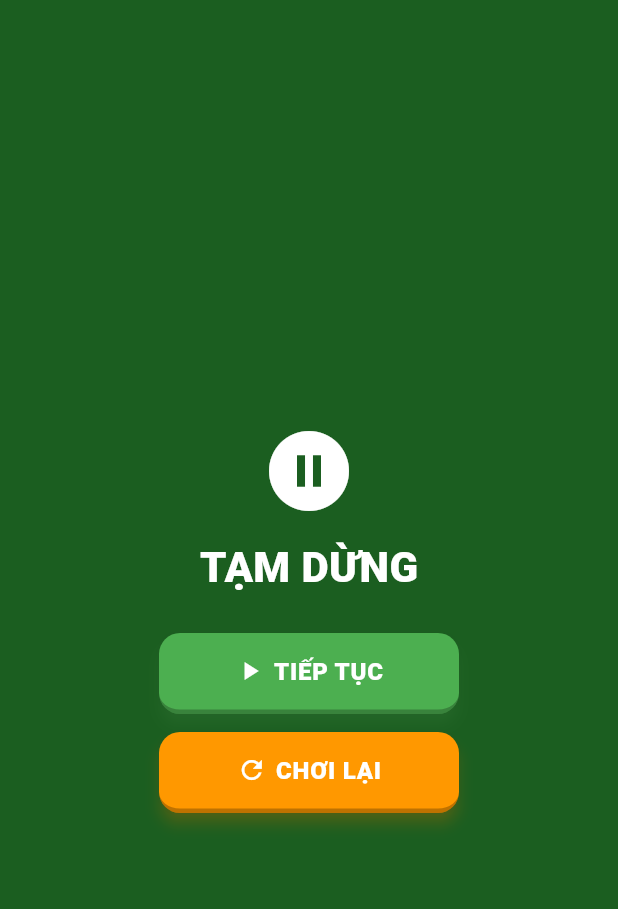
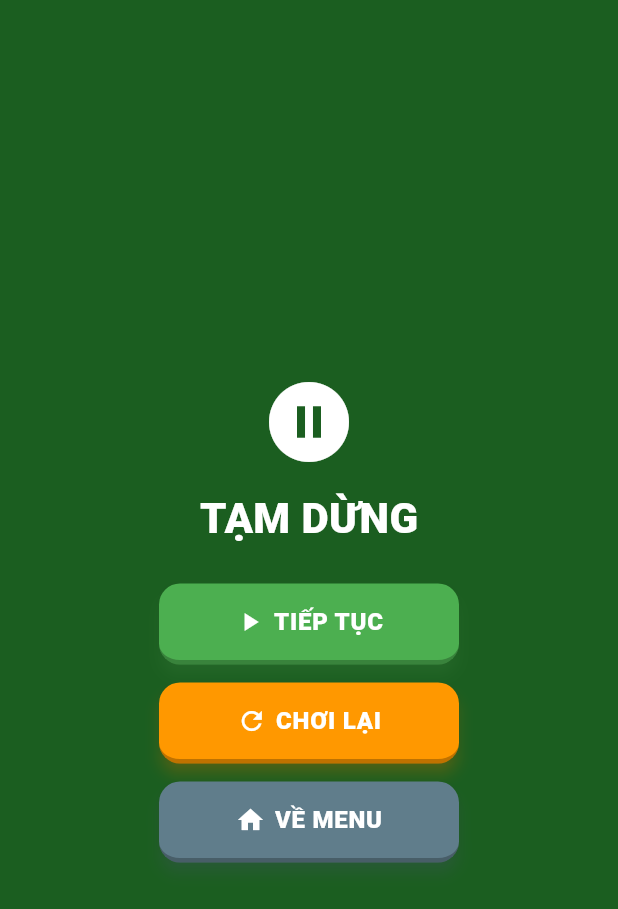
Before and after one commit to nttqn/number99-app, a Flutter app: the GameScreen screen opened directly, item 3 of the bottom bar chosen, on a phone screen of 412 x 824 dp. Shown: the top 909 px of the screen. Run offline on Flutter 3.47's test engine with Material 3 defaults, Android fonts, the phone set to English and light mode, and no system bars; drawn by our look-alikes of google_mobile_ads; our stand-ins replace shared_preferences; missing offline and left inert: games_services; accounts and stored records are empty; network calls fail.

Commit message:
Add a "VỀ MENU" button to the pause overlay
Matches the game-over overlay, which already has one. Uses the same
Navigator.of(context).pop() as that button — PopScope's canPop only
gates system back-button/gesture pops, not explicit in-app pop() calls,
so this works regardless of the mid-round back-button interception.

Co-Authored-By: Claude Sonnet 5 <noreply@anthropic.com>

```diff
--- a/lib/screens/game_screen.dart
+++ b/lib/screens/game_screen.dart
@@ -197,7 +197,11 @@ class _GameScreenState extends State<GameScreen> {
                 ],
               ),
               if (_paused && !_gameOver)
-                _PauseOverlay(onResume: _togglePause, onRestart: _newGame),
+                _PauseOverlay(
+                  onResume: _togglePause,
+                  onRestart: _newGame,
+                  onExit: () => Navigator.of(context).pop(),
+                ),
               if (_gameOver)
                 _GameOverOverlay(
                   won: _won,
@@ -454,10 +458,15 @@ class _NumberCell extends StatelessWidget {
 }
 
 class _PauseOverlay extends StatelessWidget {
-  const _PauseOverlay({required this.onResume, required this.onRestart});
+  const _PauseOverlay({
+    required this.onResume,
+    required this.onRestart,
+    required this.onExit,
+  });
 
   final VoidCallback onResume;
   final VoidCallback onRestart;
+  final VoidCallback onExit;
 
   @override
   Widget build(BuildContext context) {
@@ -503,6 +512,16 @@ class _PauseOverlay extends StatelessWidget {
                 color: Colors.orange,
                 icon: Icons.refresh,
                 onPressed: onRestart,
+              ),
+            ),
+            const SizedBox(height: 12),
+            SizedBox(
+              width: 200,
+              child: PillButton(
+                label: 'VỀ MENU',
+                color: Colors.blueGrey,
+                icon: Icons.home,
+                onPressed: onExit,
               ),
             ),
           ],
```
